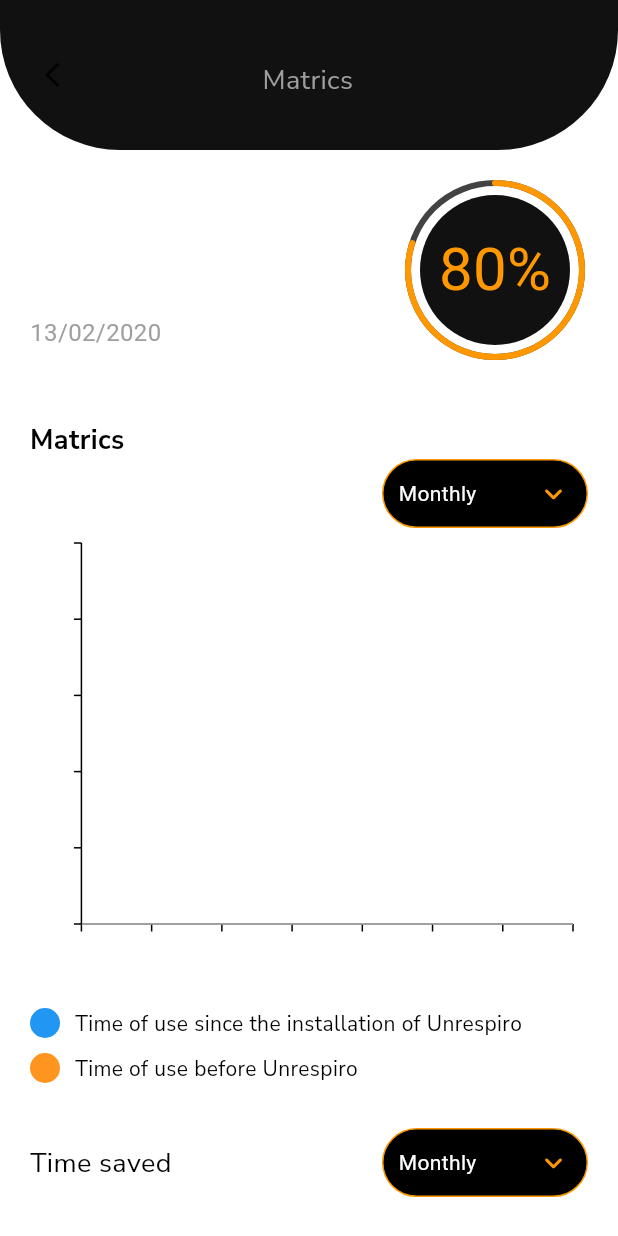
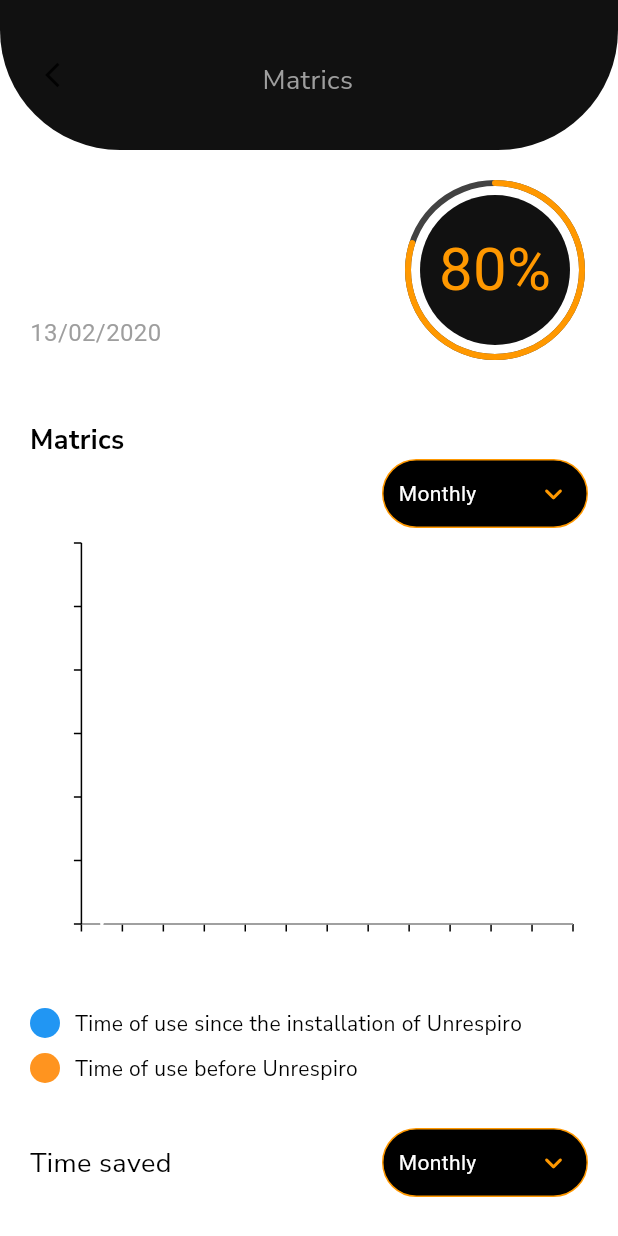
Before and after one commit to Rfarhan397/un-respiro, a Flutter app: the MetricsScreen screen opened by its route, on a phone screen of 412 x 824 dp. Run offline on Flutter 3.47's test engine with Material 3 defaults, Android fonts, the phone set to English and light mode, and no system bars; drawn by our look-alikes of auto_size_text, percent_indicator; our stand-ins replace get, google_fonts, shared_preferences, syncfusion_flutter_charts; missing offline and left inert: material_neumorphic_progress; accounts and stored records are empty.

Commit message:
commit by farhan

```diff
--- a/lib/model/res/components/chart.dart
+++ b/lib/model/res/components/chart.dart
@@ -24,6 +24,7 @@ class _CartesianChartState extends State<CartesianChart> {
     _SalesData('Sat', 15),
     _SalesData('Sun', 45),
   ];
+
 
   @override
   Widget build(BuildContext context) {
--- /dev/null
+++ b/lib/model/res/components/chartTwo.dart
@@ -0,0 +1,108 @@
+import 'package:flutter/cupertino.dart';
+import 'package:flutter/material.dart';
+import 'package:provider/provider.dart';
+import 'package:syncfusion_flutter_charts/charts.dart';
+import 'package:unrespiro/model/res/constant/app_colors.dart';
+
+import '../../../provider/theme/theme_provider.dart';
+
+class CartesianChartTwo extends StatefulWidget {
+  final String title,time;
+  const CartesianChartTwo({super.key,  required this.title, required this.time});
+
+  @override
+  State<CartesianChartTwo> createState() => _CartesianChartTwoState();
+}
+
+class _CartesianChartTwoState extends State<CartesianChartTwo> {
+  List<_SalesData> data = [
+    _SalesData('Jan', 0),
+    _SalesData('Jan', 35),
+    _SalesData('Feb', 40),
+    _SalesData('Feb', 19),
+    _SalesData('Mar', 32),
+    _SalesData('Apr', 17),
+    _SalesData('May', 24),
+    _SalesData('Jun', 19),
+    _SalesData('Jul', 49),
+    _SalesData('Aug', 41),
+    _SalesData('sep', 32),
+    _SalesData('Oct', 34),
+    _SalesData('Nov', 25),
+    _SalesData('Dec', 12),
+  ];
+  List<_SalesData> data2 = [
+    _SalesData('Jan', 0),
+    _SalesData('Feb', 30),
+    _SalesData('Feb', 37 ),
+    _SalesData('Mar', 15),
+    _SalesData('Apr', 7),
+    _SalesData('May', 30),
+    _SalesData('Jun', 15),
+    _SalesData('Jul', 45),
+    _SalesData('Aug', 40),
+    _SalesData('sep', 30),
+    _SalesData('Oct', 35),
+    _SalesData('Nov', 23),
+    _SalesData('Dec', 34),
+  ];
+
+  @override
+  Widget build(BuildContext context) {
+    final themeProvider = Provider.of<ThemeProvider>(context);
+    final _isDark = themeProvider.isDarkMode;
+    return SfCartesianChart(
+      primaryXAxis: CategoryAxis(
+        interval: 1,
+        maximumLabels: 12,
+        labelStyle:  TextStyle(color: _isDark ? Color(0xff333333):Colors.white), // X-axis labels
+      ),
+      primaryYAxis: NumericAxis(
+        labelStyle:  TextStyle(color: _isDark ? Color(0xff333333):Colors.white), // Y-axis labels
+      ),
+      title: ChartTitle(text: widget.title ?? "",
+        textStyle:  TextStyle(color: _isDark ? Color(0xff333333):Colors.white,fontSize: 12), // Title text color
+      ),
+      legend: const Legend(isVisible: false,
+        textStyle: const TextStyle(color: Colors.transparent), // Title text color
+      ),
+      tooltipBehavior: TooltipBehavior(enable: true,
+        textStyle:  TextStyle(color: _isDark ? Color(0xff333333):Colors.white), // Title text color
+      ),
+      series: <CartesianSeries<dynamic, dynamic>>[
+        LineSeries<_SalesData, String>(
+          color: _isDark ? AppColors.appYellowColor : Colors.white,
+          width: 2, // Line width
+          dataSource: data,
+          xValueMapper: (_SalesData sales, _) => sales.year,
+          yValueMapper: (_SalesData sales, _) => sales.sales,
+          dataLabelSettings: DataLabelSettings(
+            isVisible: true,
+            textStyle: TextStyle(
+              color: _isDark ? Color(0xff333333) : Colors.white,
+            ), // Data label text color
+          ),),
+
+    LineSeries<_SalesData, String>(
+    color: _isDark ? Colors.blueAccent : Colors.white,
+    width: 2, // Line width
+    dataSource: data2,
+    xValueMapper: (_SalesData sales, _) => sales.year,
+    yValueMapper: (_SalesData sales, _) => sales.sales,
+    dataLabelSettings: DataLabelSettings(
+    isVisible: true,
+    textStyle: TextStyle(
+    color: _isDark ? Color(0xff333333) : Colors.white,
+    ), // Data label text color
+    ),)
+      ],
+    );
+  }
+}
+
+class _SalesData {
+  _SalesData(this.year, this.sales);
+
+  final String year;
+  final double sales;
+}
--- a/lib/model/res/components/toggle_button.dart
+++ b/lib/model/res/components/toggle_button.dart
@@ -40,6 +40,7 @@ class ToggleButton extends StatelessWidget {
                   child: Text(
                     'Timer',
                     style: TextStyle(
+                      fontSize: 12,
                       color: _isDark ? Colors.white : !toggleModel.isCronometer ?  Colors.white : lightPurpleColor,
                     ),
                   ),
@@ -64,11 +65,12 @@ class ToggleButton extends StatelessWidget {
                     right: Radius.circular(30.0),
                   ),
                 ),
-                padding: EdgeInsets.symmetric(vertical: 5.0, horizontal: 20.0),
+                padding: EdgeInsets.symmetric(vertical: 5.0, horizontal: 19.0),
                 child: Center(
                   child: Text(
                     'Cronometer',
                     style: TextStyle(
+                      fontSize: 12,
                       color: _isDark ? Colors.white : toggleModel.isCronometer ?  Colors.white : lightPurpleColor,
                     ),
                   ),
--- a/lib/model/res/constant/app_assets.dart
+++ b/lib/model/res/constant/app_assets.dart
@@ -29,6 +29,7 @@ class AppAssets{
   static const add  = "assets/icons/add.png";
   static const logo  = "assets/icons/logo.webp";
   static const addL  = "assets/icons/add_l.webp";
+  static const giftIcon  = "assets/icons/giftIcon.webp";
   static const home  = "assets/icons/home.png";
   static const menu  = "assets/icons/menu.png";
   static const google  = "assets/icons/google.png";
--- a/lib/screens/menu/matrics/metrics_Screen.dart
+++ b/lib/screens/menu/matrics/metrics_Screen.dart
@@ -3,6 +3,7 @@ import 'package:get/get.dart';
 import 'package:percent_indicator/circular_percent_indicator.dart';
 import 'package:provider/provider.dart';
 import 'package:unrespiro/model/res/components/appbar.dart';
+import 'package:unrespiro/model/res/components/chartTwo.dart';
 import 'package:unrespiro/model/res/constant/app_colors.dart';
 import 'package:unrespiro/model/res/widgets/app_text.dart.dart';
 
@@ -29,7 +30,9 @@ class MetricsScreen extends StatelessWidget {
         child: SingleChildScrollView(
           child: Column(
             children: [
-              AppbarWidget(text: 'Matrics',icon: Icons.arrow_back_ios,),
+              AppbarWidget(text: 'Matrics',icon: Icons.arrow_back_ios,onTap: (){
+                Get.back();
+              },),
               Padding(
                 padding: const EdgeInsets.all(20.0),
                 child: Column(
@@ -92,7 +95,7 @@ class MetricsScreen extends StatelessWidget {
                     SizedBox(height: 40,),
                     AppTextWidget(text: 'Matrics',fontWeight: FontWeight.bold,fontSize: 18,),
                     buildDropDown(),
-                    CartesianChart(title: '',time: '',),
+                    CartesianChartTwo(title: '',time: '',),
                     SizedBox(height: 20,),
                     Row(
                       children: [
--- a/lib/screens/menu/menu_screen.dart
+++ b/lib/screens/menu/menu_screen.dart
@@ -50,7 +50,7 @@ class MenuScreen extends StatelessWidget {
                   height: 50,
                 ),
                 Padding(
-                  padding: const EdgeInsets.symmetric(horizontal: 80.0),
+                  padding:  EdgeInsets.symmetric(horizontal: Get.width* 0.200),
                   child: Row(
                     children: [
                       Center(
@@ -62,7 +62,7 @@ class MenuScreen extends StatelessWidget {
                               //AppTextWidget(text: 'Activate Punishment Mode',color: ,)
                         ),
                       SizedBox(
-                        width: 10,
+                        width: Get.width*0.020,
                       ),
                       GestureDetector(
                           onTap: () {
--- a/lib/screens/splash/confirm_screen.dart
+++ b/lib/screens/splash/confirm_screen.dart
@@ -29,7 +29,6 @@ class ConfirmScreen extends StatelessWidget {
       //   ],
       // ),
       body: SafeArea(
-        child: SingleChildScrollView(
         child: Padding(
           padding:  EdgeInsets.all(Get.width * 0.15),
           child: Column(
@@ -60,7 +59,6 @@ class ConfirmScreen extends StatelessWidget {
           ),
         ),
       ),
-      ),
     );
   }
 }
```
Also changed, not shown: lib/screens/home/home_screen.dart (+13 -13 lines), lib/screens/menu/profile/profile_screen.dart (+5 -4 lines), assets/icons/giftIcon.webp (added). Lines whose indentation alone changed are shown as unchanged.
